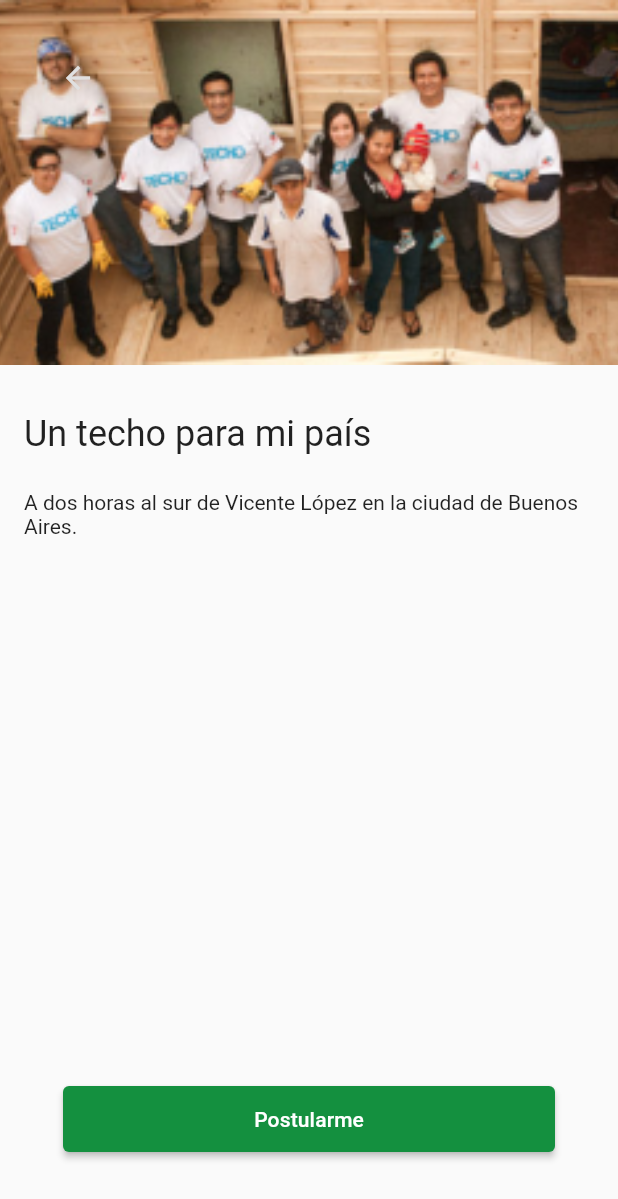
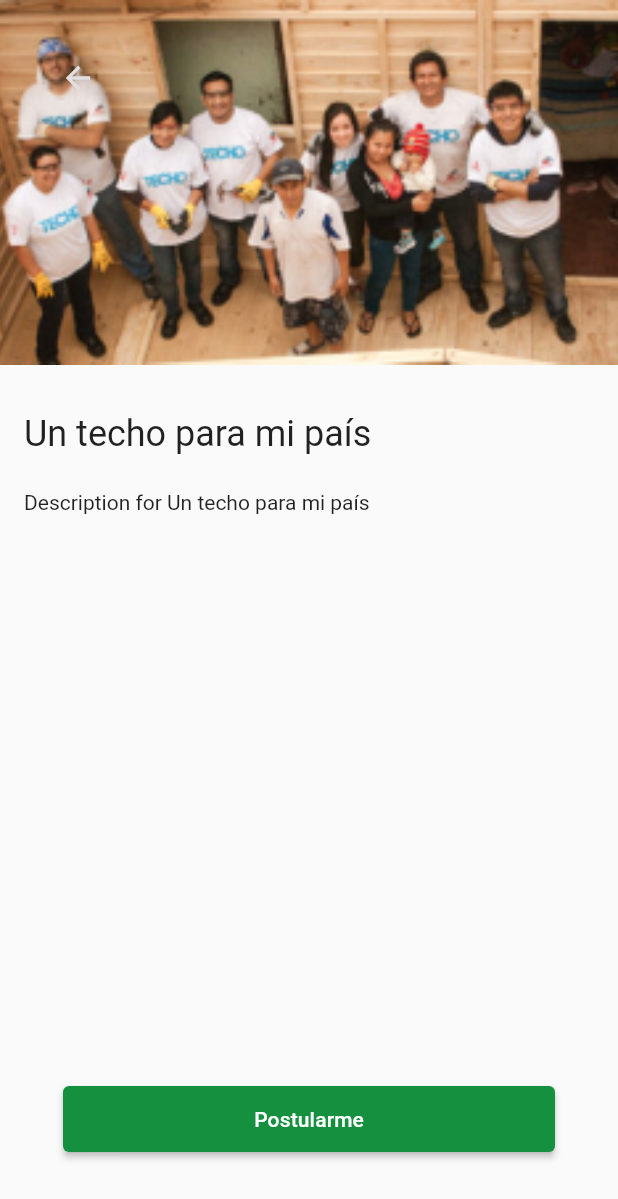
Before and after one commit to gprinc/flutter-tp-1c-2023, a Flutter app: the Home screen opened by its route, after a tap on "ACCIÓN SOCIAL", on a phone screen of 412 x 824 dp. Shown: the top 1199 px of the screen. Run offline on Flutter 3.47's test engine with Material 2 defaults, Android fonts, the phone set to English and light mode, and no system bars; our stand-ins replace go_router.

Commit message:
ui/pages

```diff
--- a/lib/main.dart
+++ b/lib/main.dart
@@ -19,14 +19,22 @@
       builder: (context, state) => const Home(),
     ),
     GoRoute(
-      path: "/selected-card",
-      builder: (context, state) => const SelectedCardPage(
-        imageName: 'voluntariado.png',
-        title: 'Un techo para mi país',
-        description:
-            'A dos horas al sur de Vicente López en la ciudad de Buenos Aires.',
-      ),
-    ),
+        name: 'selected-card',
+        path: "/selected-card/:id",
+        builder: (context, state) {
+          final volunteeringProvider = Provider.of<VolunteeringList>(context);
+          final int? index = int.tryParse(state.params['id'] ?? '');
+          if (index == null) {
+            // handle the case where index is null (e.g. invalid input)
+            return Container();
+          }
+          final volunteering = volunteeringProvider.volunteering[index - 1];
+          return SelectedCardPage(
+            imageName: volunteering.imageName,
+            title: volunteering.title,
+            description: volunteering.description,
+          );
+        }),
     GoRoute(
       path: "/welcome",
       builder: (context, state) => const WelcomePage(),
--- a/lib/pages/home.dart
+++ b/lib/pages/home.dart
@@ -69,7 +69,8 @@
                                 child: VolunteeringCard(
                                     title: volunteering.title,
                                     imageName: volunteering.imageName),
-                                onTap: () => context.go("/selected-card"),
+                                onTap: () => context.goNamed('selected-card',
+                                    params: {'id': index.toString()}),
                               ),
                               const SizedBox(height: 24),
                             ],
--- a/lib/pages/selected_card_page.dart
+++ b/lib/pages/selected_card_page.dart
@@ -27,7 +27,7 @@
                 height: 243, // set the height here
                 width: double.infinity,
                 child: Image.asset(
-                  'assets/' + imageName,
+                  imageName,
                   fit: BoxFit.cover,
                 ),
               ),
```
